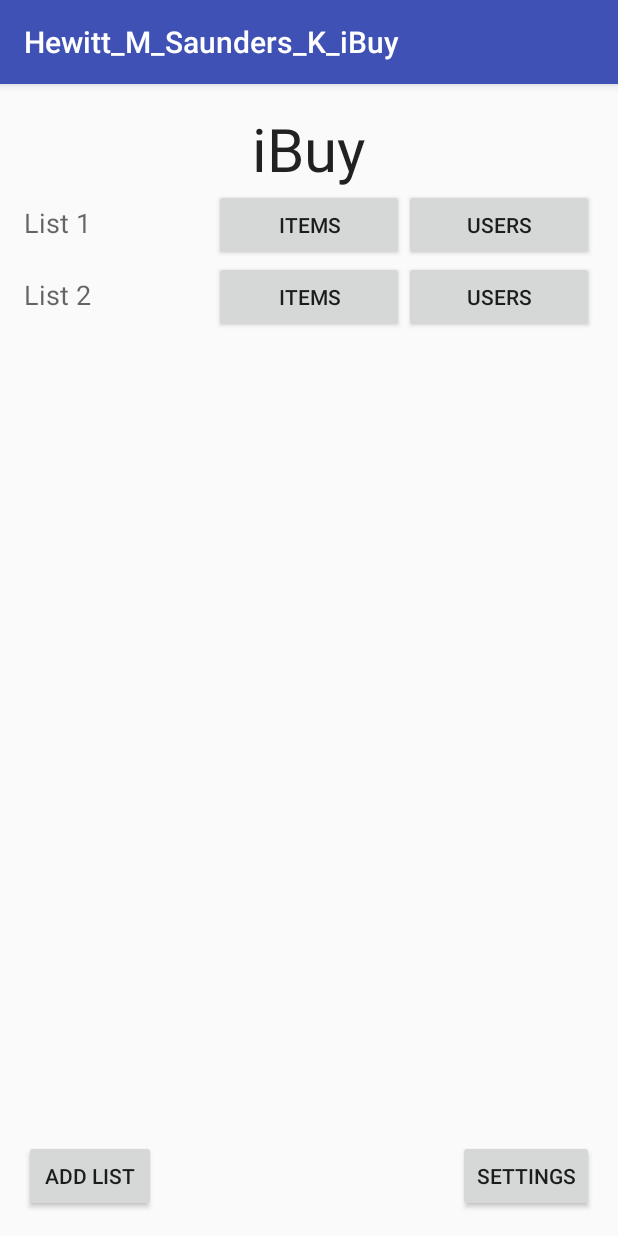
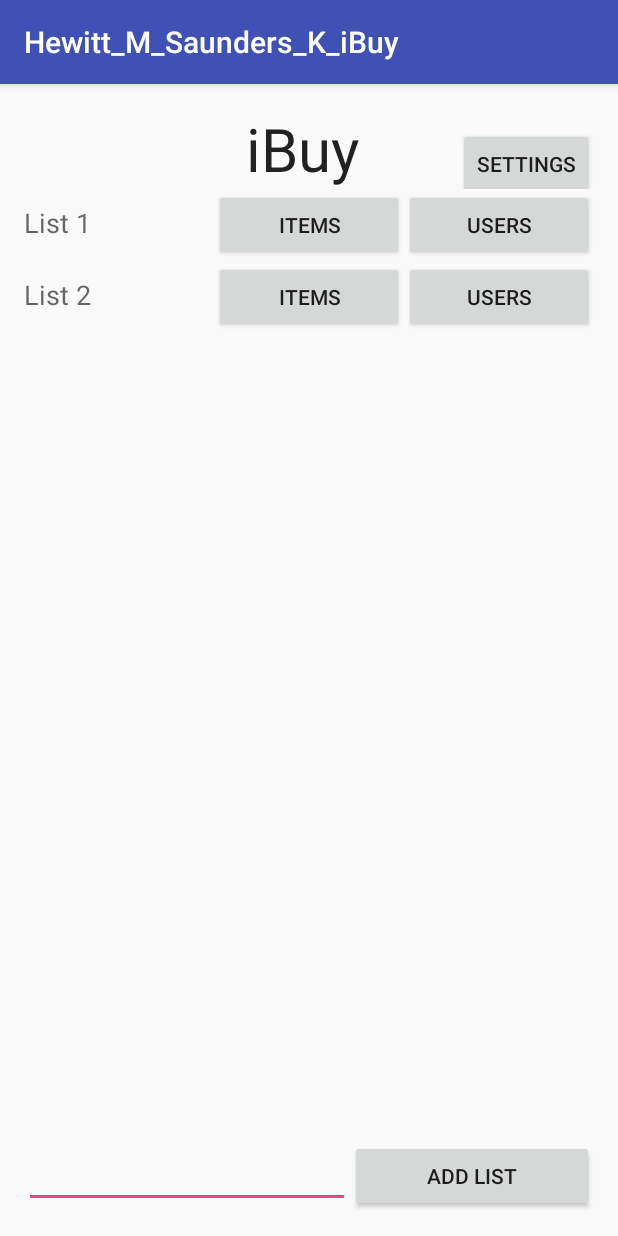
Before and after one commit to mitchellnau/android-ibuy, an Android app: the screen it shows after launch (MainActivity), on a phone screen of 412 x 824 dp. Run offline under Robolectric (Android 15) with nearby library versions, the phone set to English and light mode, and no system bars.

Commit message:
updated main layout

```diff
--- a/Hewitt_M_Saunders_K_iBuy/app/src/main/res/layout/activity_main.xml
+++ b/Hewitt_M_Saunders_K_iBuy/app/src/main/res/layout/activity_main.xml
@@ -9,26 +9,49 @@
     android:paddingTop="@dimen/activity_vertical_margin"
     tools:context="com.example.cs399.hewitt_m_saunders_k_ibuy.MainActivity">
 
+    <LinearLayout
+        android:orientation="horizontal"
+        android:layout_width="fill_parent"
+        android:layout_height="wrap_content"
+        android:id="@+id/linearLayout4">
+
         <TextView
-        android:layout_width="wrap_content"
+            android:layout_width="fill_parent"
             android:layout_height="wrap_content"
             android:textAppearance="?android:attr/textAppearanceLarge"
             android:text="iBuy"
             android:id="@+id/textView3"
             android:textSize="40dp"
             android:layout_alignParentTop="true"
-        android:layout_centerHorizontal="true" />
+            android:layout_centerHorizontal="true"
+            android:layout_weight="1"
+            android:gravity="right" />
+
+        <Space
+            android:layout_width="fill_parent"
+            android:layout_height="match_parent"
+            android:layout_weight="2" />
+
+        <Button
+            android:layout_width="wrap_content"
+            android:layout_height="wrap_content"
+            android:text="Settings"
+            android:id="@+id/button3"
+            android:layout_alignParentBottom="true"
+            android:layout_alignRight="@+id/scrollView"
+            android:layout_alignEnd="@+id/scrollView" />
+    </LinearLayout>
 
     <ScrollView
         android:layout_width="wrap_content"
         android:layout_height="wrap_content"
         android:id="@+id/scrollView"
-        android:layout_below="@+id/textView3"
         android:layout_alignParentRight="true"
         android:layout_alignParentEnd="true"
         android:layout_alignParentLeft="true"
         android:layout_alignParentStart="true"
-        android:layout_above="@+id/button3">
+        android:layout_above="@+id/linearLayout3"
+        android:layout_below="@+id/linearLayout4">
 
         <LinearLayout
             android:orientation="vertical"
@@ -97,22 +120,32 @@
         </LinearLayout>
     </ScrollView>
 
-    <Button
-        android:layout_width="wrap_content"
+    <LinearLayout
+        android:orientation="horizontal"
+        android:layout_width="fill_parent"
         android:layout_height="wrap_content"
-        android:text="Settings"
-        android:id="@+id/button3"
         android:layout_alignParentBottom="true"
-        android:layout_alignRight="@+id/scrollView"
-        android:layout_alignEnd="@+id/scrollView" />
+        android:layout_alignParentLeft="true"
+        android:layout_alignParentStart="true"
+        android:id="@+id/linearLayout3">
+
+        <EditText
+            android:layout_width="fill_parent"
+            android:layout_height="wrap_content"
+            android:id="@+id/editText8"
+            android:layout_alignParentBottom="true"
+            android:layout_weight="0.75" />
 
         <Button
-        android:layout_width="wrap_content"
+            android:layout_width="fill_parent"
             android:layout_height="wrap_content"
             android:text="Add List"
             android:id="@+id/button4"
             android:layout_alignParentBottom="true"
             android:layout_alignParentLeft="true"
-        android:layout_alignParentStart="true" />
+            android:layout_alignParentStart="true"
+            android:layout_weight="1" />
+
+    </LinearLayout>
 
 </RelativeLayout>
```
Lines whose indentation alone changed are shown as unchanged.
